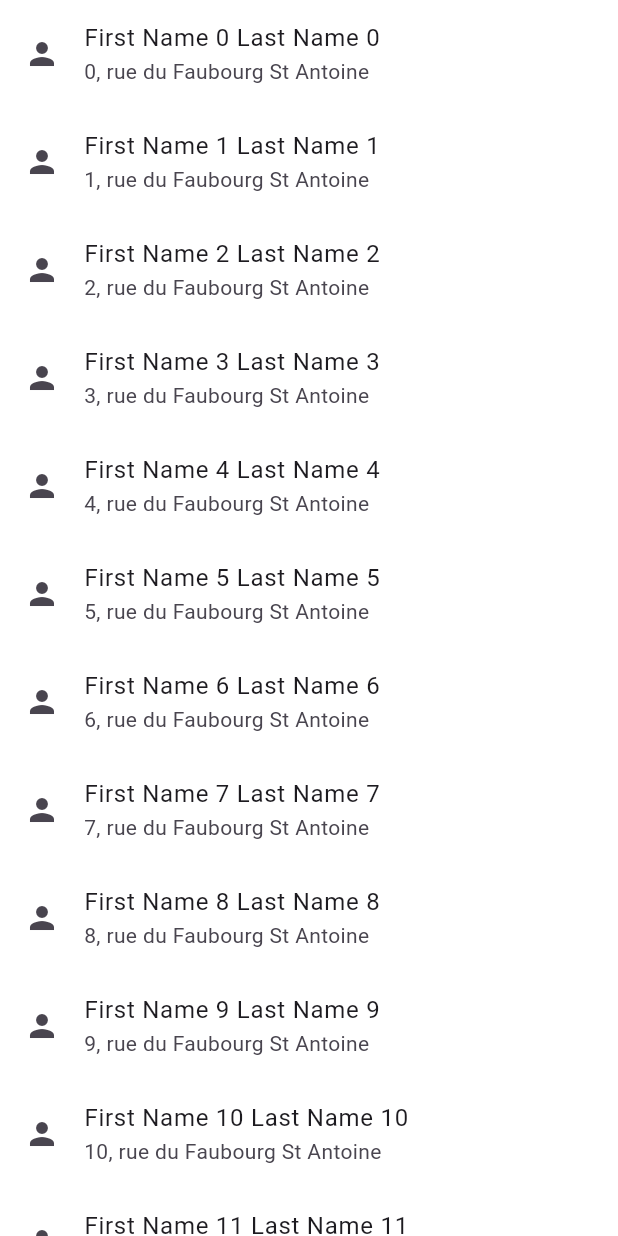
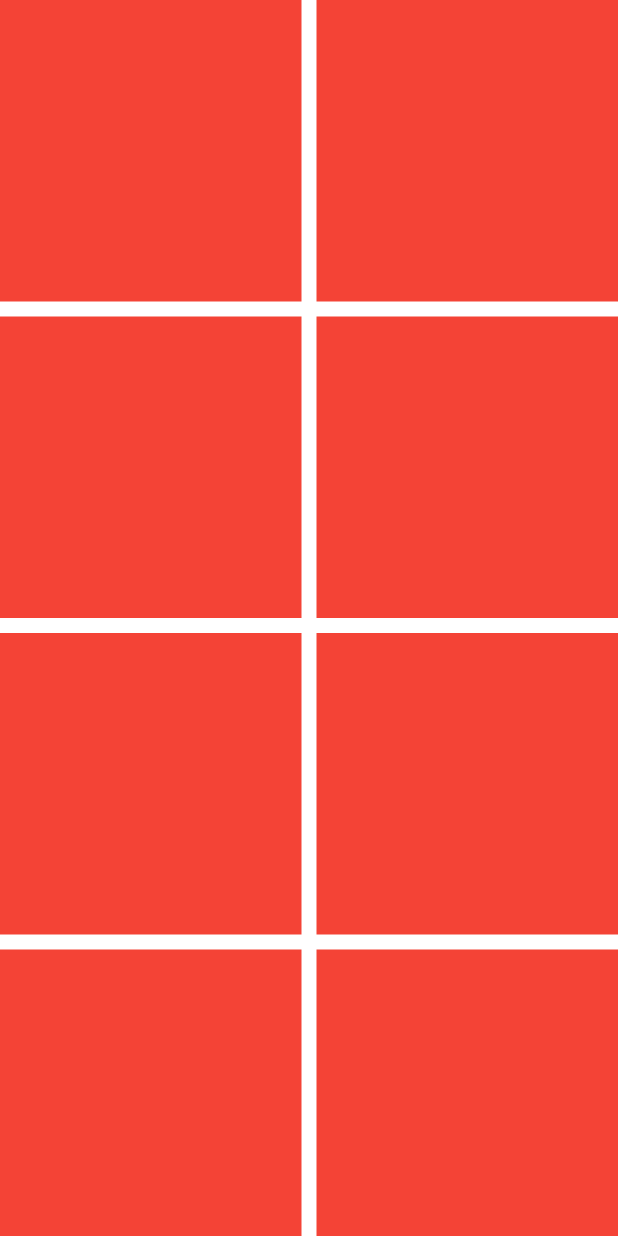
Before and after one commit to ArchOrn/egsi_flutter_2024_5iw2, a Flutter app: the screen it shows after launch, on a phone screen of 412 x 824 dp. Run offline on Flutter 3.47's test engine with Material 3 defaults, Android fonts, the phone set to English and light mode, and no system bars.

Commit message:
Demo with GridView.builder

```diff
--- a/lib/home_screen.dart
+++ b/lib/home_screen.dart
@@ -8,13 +8,16 @@ class HomeScreen extends StatelessWidget {
     return SafeArea(
       child: Scaffold(
         backgroundColor: Colors.white,
-        body: ListView.builder(
+        body: GridView.builder(
+          gridDelegate: const SliverGridDelegateWithFixedCrossAxisCount(
+            crossAxisCount: 2,
+            // mainAxisExtent: 400,
+            mainAxisSpacing: 10,
+            crossAxisSpacing: 10
+          ),
           itemBuilder: (context, index) {
-            return ListTile(
-              leading: const Icon(Icons.person),
-              title: Text('First Name $index Last Name $index'),
-              subtitle: Text('$index, rue du Faubourg St Antoine'),
-              onTap: () {},
+            return Container(
+              color: Colors.red,
             );
           },
           itemCount: 100000,
```
